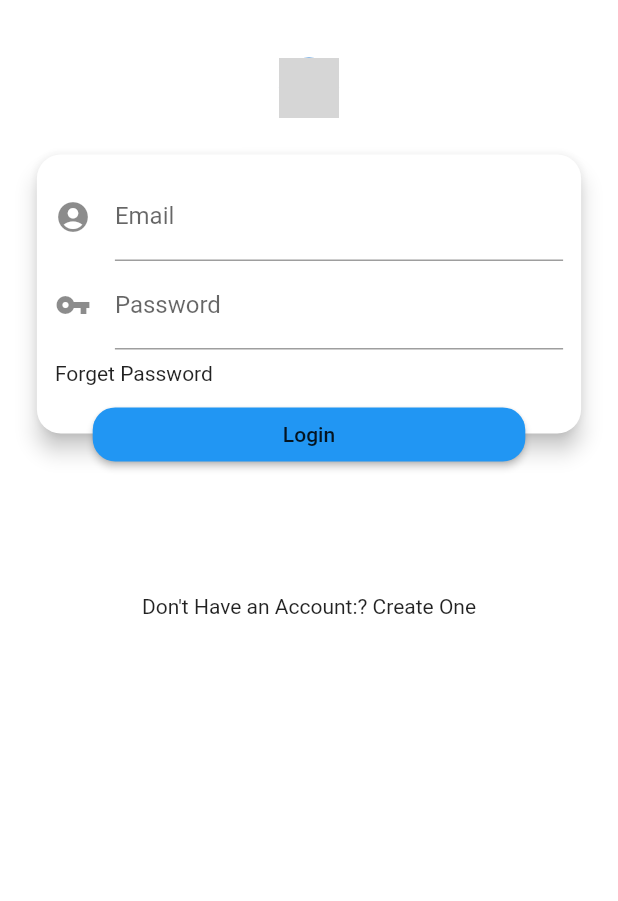
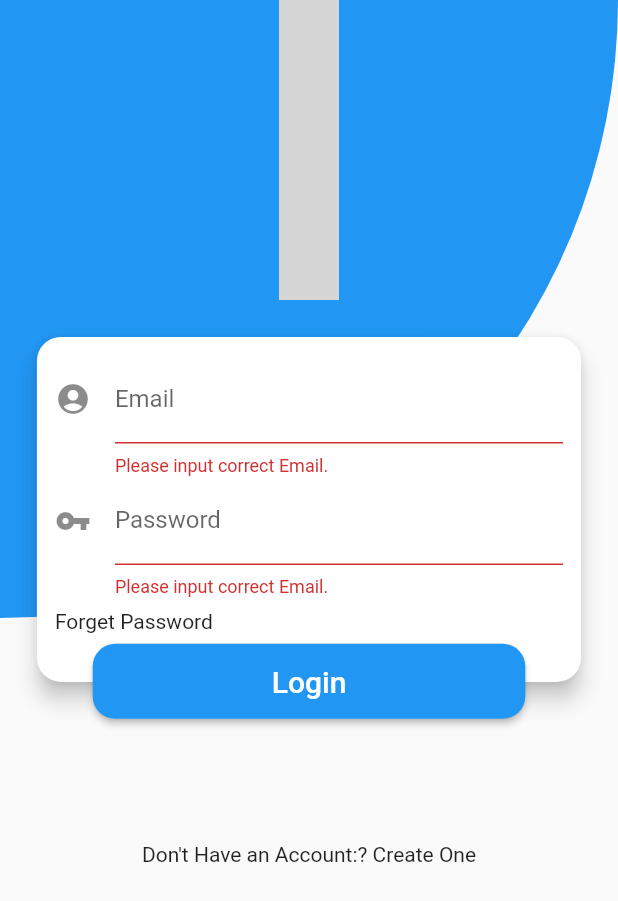
Before and after one commit to gisunglee/flutter1, a Flutter app: the AuthPage screen opened directly, after a tap on "Login", on a phone screen of 412 x 824 dp. Shown: the top 901 px of the screen. Run offline on Flutter 3.47's test engine with Material 2 defaults, Android fonts, the phone set to English and light mode, and no system bars; network calls fail; grey boxes are pictures that could not be loaded.

Commit message:
현철이가 올리라고 해서 올림

```diff
--- /dev/null
+++ b/lib/helper/login_background.dart
@@ -0,0 +1,17 @@
+import 'package:flutter/cupertino.dart';
+import 'package:flutter/material.dart';
+
+class LoginBackground extends CustomPainter{
+  @override
+  void paint(Canvas canvas, Size size) {
+    Paint paint = Paint()..color = Colors.blue; // .. 쩜쩜 뜻은 Paint()를 생성하고 그 안에 color 에 값 넣어줘
+    canvas.drawCircle(Offset(0, 0), size.height*0.5, paint);
+  }
+
+  @override
+  bool shouldRepaint(covariant CustomPainter oldDelegate) {
+    // 계속 뒷 배경을 새로 그리니 마니
+    return false;
+  }
+
+}
--- a/lib/screens/login.dart
+++ b/lib/screens/login.dart
@@ -1,5 +1,6 @@
 import 'package:flutter/material.dart';
 import 'package:flutter/rendering.dart';
+import 'package:startup_namer/helper/login_background.dart';
 
 class AuthPage extends StatelessWidget {
   final GlobalKey<FormState> _formKey = GlobalKey<FormState>();
@@ -12,16 +13,15 @@ class AuthPage extends StatelessWidget {
 
     return Scaffold(
         body: Stack(alignment: Alignment.center, children: <Widget>[
-      Container(
-        color: Colors.white,
+      CustomPaint( //
+        size: size,
+        painter: LoginBackground(),
       ),
       Column(
         crossAxisAlignment: CrossAxisAlignment.center,
         mainAxisAlignment: MainAxisAlignment.end,
         children: <Widget>[
-          CircleAvatar(
-            backgroundImage: NetworkImage("https://picsum.photos/200"),
-          ),
+          _logoImage,
           Stack(
             children: <Widget>[
               _inputForm(size),
@@ -41,6 +41,36 @@ class AuthPage extends StatelessWidget {
     ]));
   }
 
+  Widget get _logoImage => Container(
+    height: 200,
+    child: CircleAvatar(
+      backgroundImage: NetworkImage("https://picsum.photos/200", scale: 100),
+    ),
+  );
+
+
+  Widget _authButton(Size size) => Positioned(
+        left: size.width * 0.15,
+        right: size.width * 0.15,
+        bottom: 0,
+        child: SizedBox(
+          height: 50,
+          child: RaisedButton(
+              child: Text("Login", style: TextStyle(fontSize: 20, color: Colors.white),),
+              color: Colors.blue,
+              shape: RoundedRectangleBorder(
+                borderRadius: BorderRadius.circular(15),
+              ),
+              onPressed: () {
+                if(_formKey.currentState.validate()){
+                  print(_emailController.value.toString());
+                  print(_passworkdController.value.toString());
+                }
+              }),
+        ),
+      );
+
+
   Widget _inputForm(Size size) {
     return Padding(
       padding: EdgeInsets.all(size.width * 0.05),
@@ -51,6 +81,7 @@ class AuthPage extends StatelessWidget {
           padding:
           const EdgeInsets.only(left: 12.0, right: 12, top: 12, bottom: 32),
           child: Form(
+            key: _formKey,
               child: Column(
                 crossAxisAlignment: CrossAxisAlignment.start,
                 children: <Widget>[
@@ -66,6 +97,7 @@ class AuthPage extends StatelessWidget {
                     },
                   ),
                   TextFormField(
+                    obscureText: true, //비밀번호 ** 으로 처리
                     controller: _passworkdController,
                     decoration: InputDecoration(
                         icon: Icon(Icons.vpn_key), labelText: "Password"),
@@ -87,16 +119,4 @@ class AuthPage extends StatelessWidget {
     );
   }
 
-  Widget _authButton(Size size) => Positioned(
-        left: size.width * 0.15,
-        right: size.width * 0.15,
-        bottom: 0,
-        child: RaisedButton(
-            child: Text("Login"),
-            color: Colors.blue,
-            shape: RoundedRectangleBorder(
-              borderRadius: BorderRadius.circular(15),
-            ),
-            onPressed: () {}),
-      );
 }
```
Lines whose indentation alone changed are shown as unchanged.
